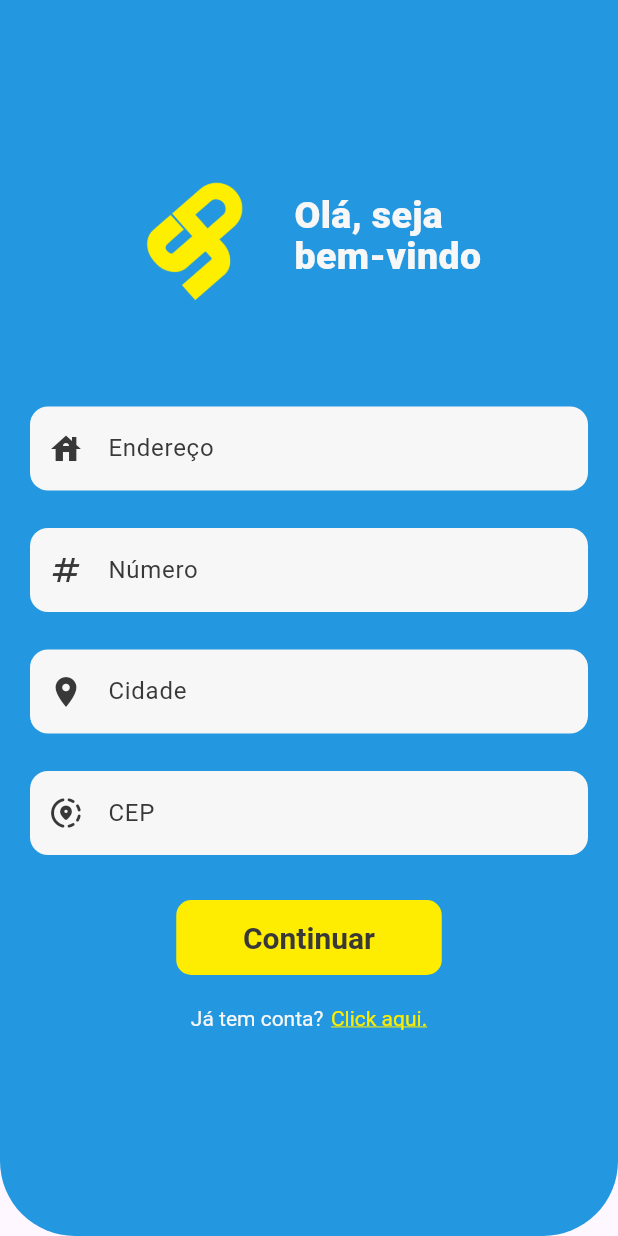
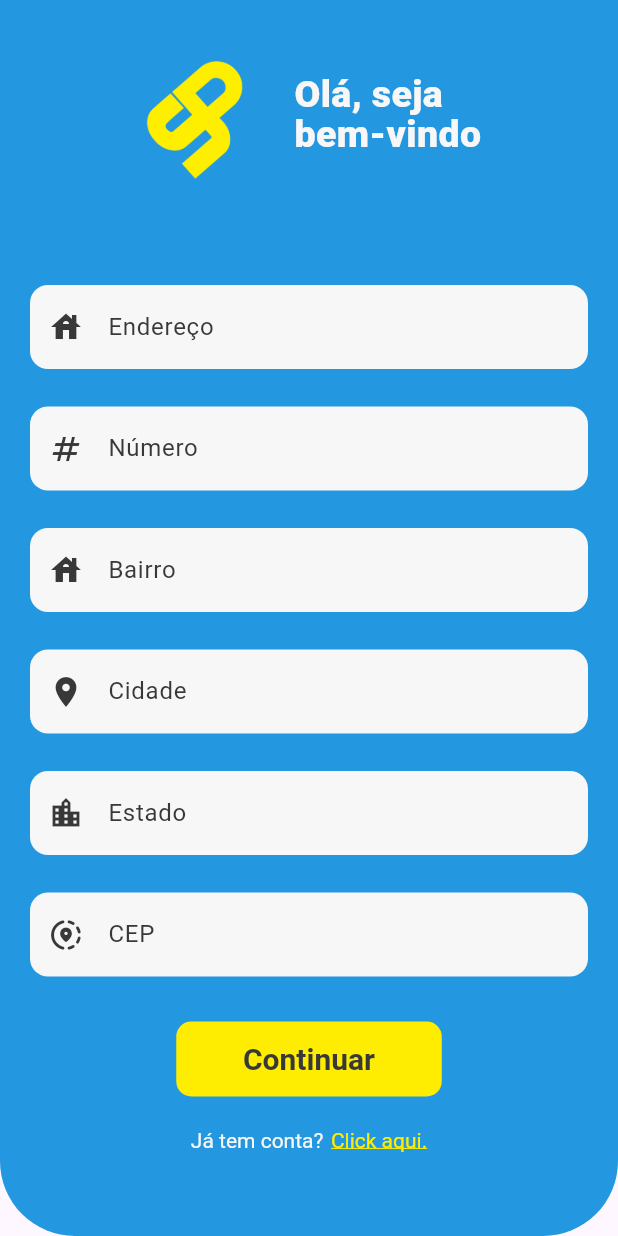
Before and after one commit to Frasato/Ecommerce_Mobile, a Flutter app: the RegisterAddressPage screen opened directly, on a phone screen of 412 x 824 dp. Run offline on Flutter 3.47's test engine with Material 3 defaults, Android fonts, the phone set to English and light mode, and no system bars; our stand-ins replace shared_preferences; accounts and stored records are empty; network calls fail.

Commit message:
:sparkles: feat: add phone number, state and cistrict informations

```diff
--- a/lib/screens/profile_page.dart
+++ b/lib/screens/profile_page.dart
@@ -60,6 +60,8 @@ class _ProfilePageState extends State<ProfilePage>{
                 SizedBox(height: 6),
                 Text(user['email']),
                 SizedBox(height: 6),
+                Text(user['phone']),
+                SizedBox(height: 6),
                 Text(user['cpf']),
                 SizedBox(height: 25),
                 Text('Endereço', style: blueSubtitleTextStyle,),
--- a/lib/screens/register_address_page.dart
+++ b/lib/screens/register_address_page.dart
@@ -17,6 +17,8 @@ class _RegisterAddressPageState extends State<RegisterAddressPage>{
   final _formKey = GlobalKey<FormState>();
   final _street = TextEditingController();
   final _number = TextEditingController();
+  final _state = TextEditingController();
+  final _district = TextEditingController();
   final _city = TextEditingController();
   final _cep = TextEditingController();
 
@@ -33,12 +35,15 @@ class _RegisterAddressPageState extends State<RegisterAddressPage>{
     String? email = prefs.getString('email');
     String? password = prefs.getString('password');
     String? cpf = prefs.getString('cpf');
+    String? phone = prefs.getString('phone');
     String street = _street.text;
     String number = _number.text;
+    String state = _state.text;
+    String district = _district.text;
     String city = _city.text;
     String cep = _cep.text;
 
-    if(name == null || password == null || email == null || cpf == null || street.isEmpty || number.isEmpty || city.isEmpty || cep.isEmpty){
+    if(name == null || password == null || email == null || cpf == null || phone == null || street.isEmpty || number.isEmpty || city.isEmpty || cep.isEmpty){
       ScaffoldMessenger.of(context).showSnackBar(const SnackBar(content: Text('Os campos devem ser preenchidos corretamente')));
       return;
     }
@@ -47,7 +52,7 @@ class _RegisterAddressPageState extends State<RegisterAddressPage>{
       _isLoading = true;
     });
 
-    await AuthService.register(name, password, email, cpf, street, number, city, cep);
+    await AuthService.register(name, password, email, cpf, phone, street, number, state, district, city, cep);
 
     setState(() {
       _isLoading = false;
@@ -126,9 +131,23 @@ class _RegisterAddressPageState extends State<RegisterAddressPage>{
                   const SizedBox(height: 25),
                   CustomTextFormField(
                     controller: _city,
+                    hintText: 'Bairro',
+                    validator: (value) => value == null || value.isEmpty ? 'Informe o bairro' : null,
+                    icon: Icons.house
+                  ),
+                  const SizedBox(height: 25),
+                  CustomTextFormField(
+                    controller: _city,
                     hintText: 'Cidade',
                     validator: (value) => value == null || value.isEmpty ? 'Informe sua cidade' : null,
                     icon: Icons.location_on
+                  ),
+                  const SizedBox(height: 25),
+                  CustomTextFormField(
+                    controller: _city,
+                    hintText: 'Estado',
+                    validator: (value) => value == null || value.isEmpty ? 'Informe seu estado' : null,
+                    icon: Icons.location_city
                   ),
                   const SizedBox(height: 25),
                   CustomTextFormField(
--- a/lib/services/auth_service.dart
+++ b/lib/services/auth_service.dart
@@ -10,8 +10,11 @@ class AuthService {
     String? password,
     String? email,
     String? cpf,
+    String? phone,
     String street,
     String number,
+    String contryState,
+    String district,
     String city,
     String cep
   ) async{
@@ -27,9 +30,12 @@ class AuthService {
         'name': name,
         'password': password,
         'email': email,
+        'phone': phone,
         'cpf': cpf,
         'street': street,
         'number': number,
+        'countryState': contryState,
+        'district': district,
         'city': city,
         'CEP': cep
       })
```
Also changed, not shown: lib/screens/register_page.dart (+9 -0 lines).
